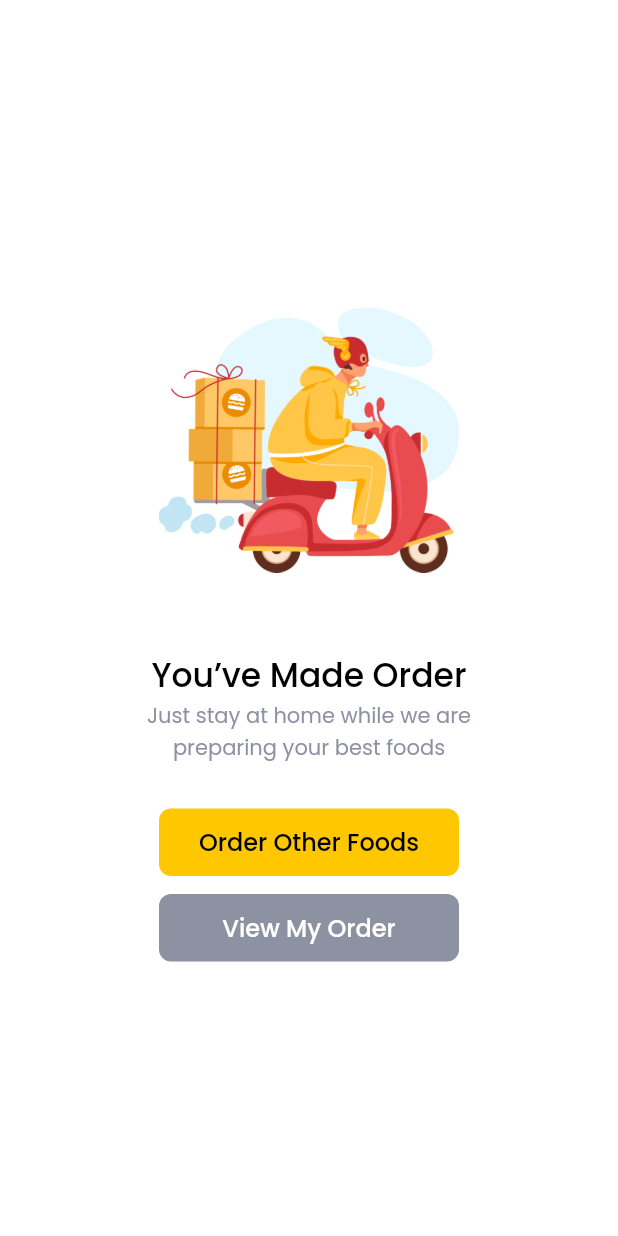
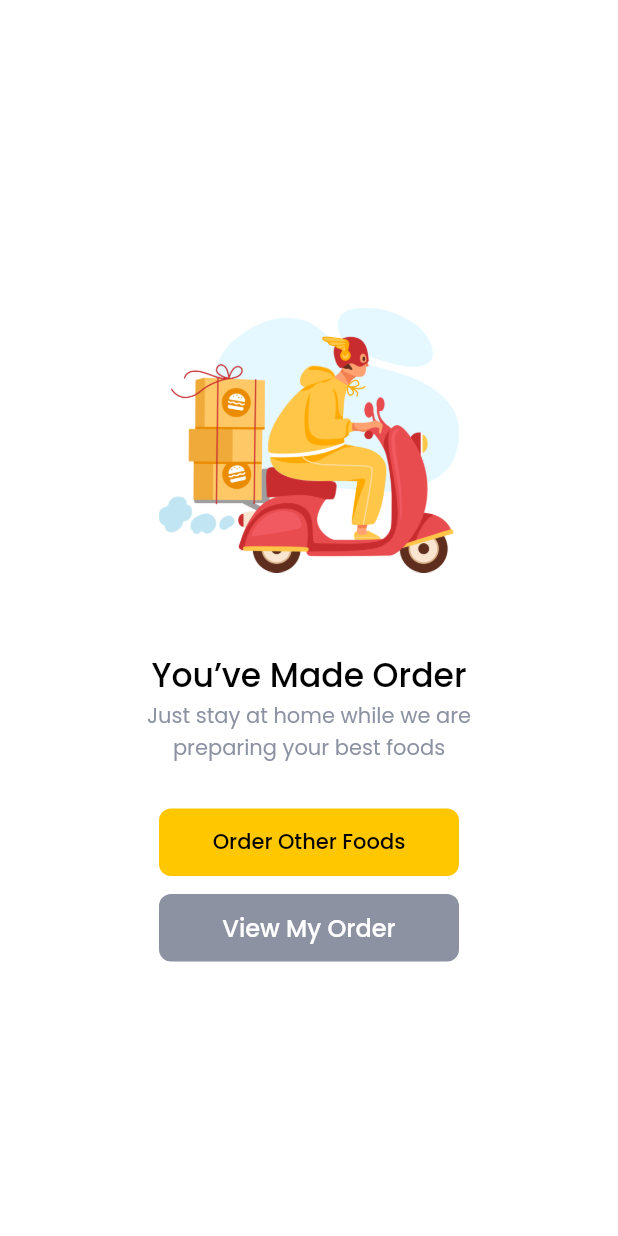
Before and after one commit to fanicahyo7/FoodMarket-Flutter-FrontEnd, a Flutter app: the SuccessOrderPage screen opened directly, on a phone screen of 412 x 824 dp. Run offline on Flutter 3.47's test engine with Material 2 defaults, Android fonts, the phone set to English and light mode, and no system bars; our stand-ins replace bloc, equatable, flutter_bloc, flutter_spinkit, get, google_fonts and 2 more.

Commit message:
integrasi final

```diff
--- a/lib/cubit/transaction_cubit.dart
+++ b/lib/cubit/transaction_cubit.dart
@@ -12,7 +12,7 @@ class TransactionCubit extends Cubit<TransactionState> {
     ApiReturnValue<List<Transaction>> result =
         await TransactionServices.getTransactions();
 
-    if (result != null) {
+    if (result.value != null) {
       emit(TransactionLoaded(result.value));
     } else {
       emit(TransactionLoadingFailed(result.message));
@@ -23,7 +23,7 @@ class TransactionCubit extends Cubit<TransactionState> {
     ApiReturnValue<Transaction> result =
         await TransactionServices.submitTransaction(transaction);
 
-    if (result != null) {
+    if (result.value != null) {
       emit(TransactionLoaded(
           (state as TransactionLoaded).transactions + [result.value]));
       return true;
--- a/lib/services/transaction_services.dart
+++ b/lib/services/transaction_services.dart
@@ -10,6 +10,7 @@ class TransactionServices {
   static Future<ApiReturnValue<Transaction>> submitTransaction(Transaction transaction) async {
     await Future.delayed(Duration(seconds: 2));
 
+    // return ApiReturnValue(message: "Transaksi Gagal");
     return ApiReturnValue(value: transaction.copyWith(id: 123, status: TransactionStatus.pending));
   }
 }
--- a/lib/ui/pages/illustration_page.dart
+++ b/lib/ui/pages/illustration_page.dart
@@ -48,7 +48,7 @@ class IllustrationPage extends StatelessWidget {
                   borderRadius: BorderRadius.circular(8)),
               child: Text(
                 buttonTitle1,
-                style: blackFontStyle2,
+                style: blackFontStyle2.copyWith(fontSize: 14),maxLines: 2,textAlign: TextAlign.center,
               ),
             ),
           ),
@@ -65,7 +65,7 @@ class IllustrationPage extends StatelessWidget {
                         borderRadius: BorderRadius.circular(8)),
                     child: Text(
                       buttonTitle2,
-                      style: blackFontStyle2.copyWith(color: Colors.white),
+                      style: blackFontStyle2.copyWith(color: Colors.white,fontSize: 16)
                     ),
                   ),
                 ),
--- a/lib/ui/pages/success_order_page.dart
+++ b/lib/ui/pages/success_order_page.dart
@@ -9,9 +9,13 @@ class SuccessOrderPage extends StatelessWidget {
         title: "You’ve Made Order",
         subtitle: "Just stay at home while we are \npreparing your best foods",
         picturePath: "assets/bike.png",
-        buttonTab1: () {},
+        buttonTab1: () {
+          Get.offAll(MainPage());
+        },
         buttonTitle1: "Order Other Foods",
-        buttonTab2: () {},
+        buttonTab2: () {
+          Get.offAll(MainPage(initialPage: 1,));
+        },
         buttonTitle2: "View My Order",
       ),
     );
```
Also changed, not shown: lib/ui/pages/main_page.dart (+14 -2 lines), lib/ui/pages/payment_page.dart (+9 -0 lines).
